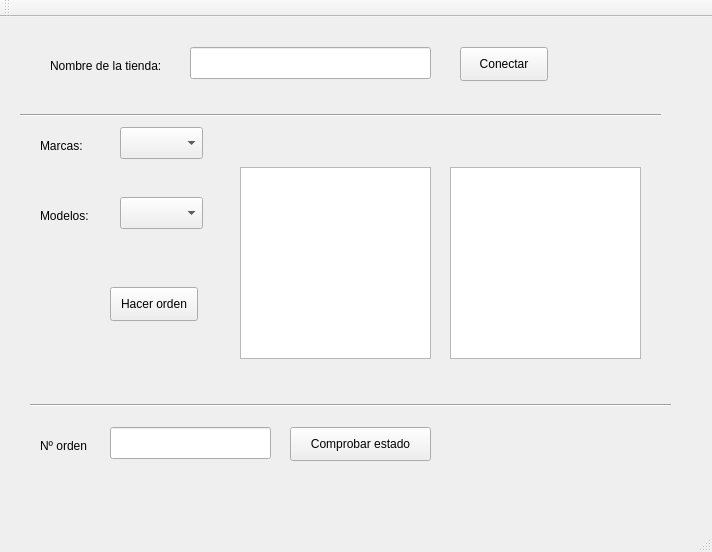
MartiHui/GSDAM_ServicioTecnicoMoviles, file Cliente_ServicioTecnicoMoviles/ui/mainwindow.ui: the form before one commit.
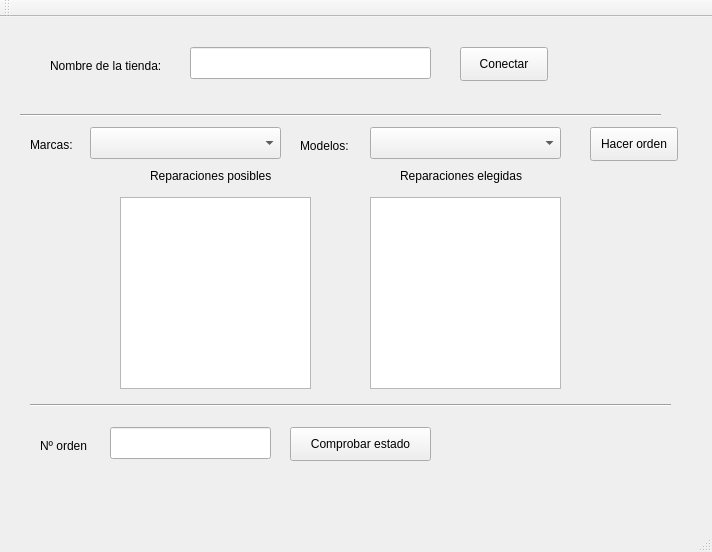
The form after the commit.

What changed in the file:
```diff
--- a/Cliente_ServicioTecnicoMoviles/ui/mainwindow.ui
+++ b/Cliente_ServicioTecnicoMoviles/ui/mainwindow.ui
@@ -20,9 +20,9 @@
    <widget class="QComboBox" name="marcasCmbBox">
     <property name="geometry">
      <rect>
-      <x>120</x>
+      <x>90</x>
       <y>110</y>
-      <width>83</width>
+      <width>191</width>
       <height>32</height>
      </rect>
     </property>
@@ -33,9 +33,9 @@
     </property>
     <property name="geometry">
      <rect>
-      <x>120</x>
-      <y>180</y>
-      <width>83</width>
+      <x>370</x>
+      <y>110</y>
+      <width>191</width>
       <height>32</height>
      </rect>
     </property>
@@ -43,10 +43,10 @@
    <widget class="QLabel" name="label">
     <property name="geometry">
      <rect>
-      <x>40</x>
-      <y>120</y>
+      <x>30</x>
+      <y>117</y>
       <width>58</width>
-      <height>18</height>
+      <height>21</height>
      </rect>
     </property>
     <property name="text">
@@ -56,8 +56,8 @@
    <widget class="QLabel" name="label_2">
     <property name="geometry">
      <rect>
-      <x>40</x>
-      <y>190</y>
+      <x>300</x>
+      <y>120</y>
       <width>58</width>
       <height>18</height>
      </rect>
@@ -167,8 +167,8 @@
    <widget class="QPushButton" name="ordenRequest">
     <property name="geometry">
      <rect>
-      <x>110</x>
-      <y>270</y>
+      <x>590</x>
+      <y>110</y>
       <width>88</width>
       <height>34</height>
      </rect>
@@ -180,8 +180,8 @@
    <widget class="QListWidget" name="reparacionesPosibles">
     <property name="geometry">
      <rect>
-      <x>240</x>
-      <y>150</y>
+      <x>120</x>
+      <y>180</y>
       <width>191</width>
       <height>192</height>
      </rect>
@@ -190,13 +190,39 @@
    <widget class="QListWidget" name="reparacionesElegidas">
     <property name="geometry">
      <rect>
-      <x>450</x>
-      <y>150</y>
+      <x>370</x>
+      <y>180</y>
       <width>191</width>
       <height>192</height>
      </rect>
     </property>
    </widget>
+   <widget class="QLabel" name="label_5">
+    <property name="geometry">
+     <rect>
+      <x>150</x>
+      <y>150</y>
+      <width>181</width>
+      <height>18</height>
+     </rect>
+    </property>
+    <property name="text">
+     <string>Reparaciones posibles</string>
+    </property>
+   </widget>
+   <widget class="QLabel" name="label_6">
+    <property name="geometry">
+     <rect>
+      <x>400</x>
+      <y>150</y>
+      <width>181</width>
+      <height>18</height>
+     </rect>
+    </property>
+    <property name="text">
+     <string>Reparaciones elegidas</string>
+    </property>
+   </widget>
   </widget>
   <widget class="QMenuBar" name="menuBar">
    <property name="geometry">
```
